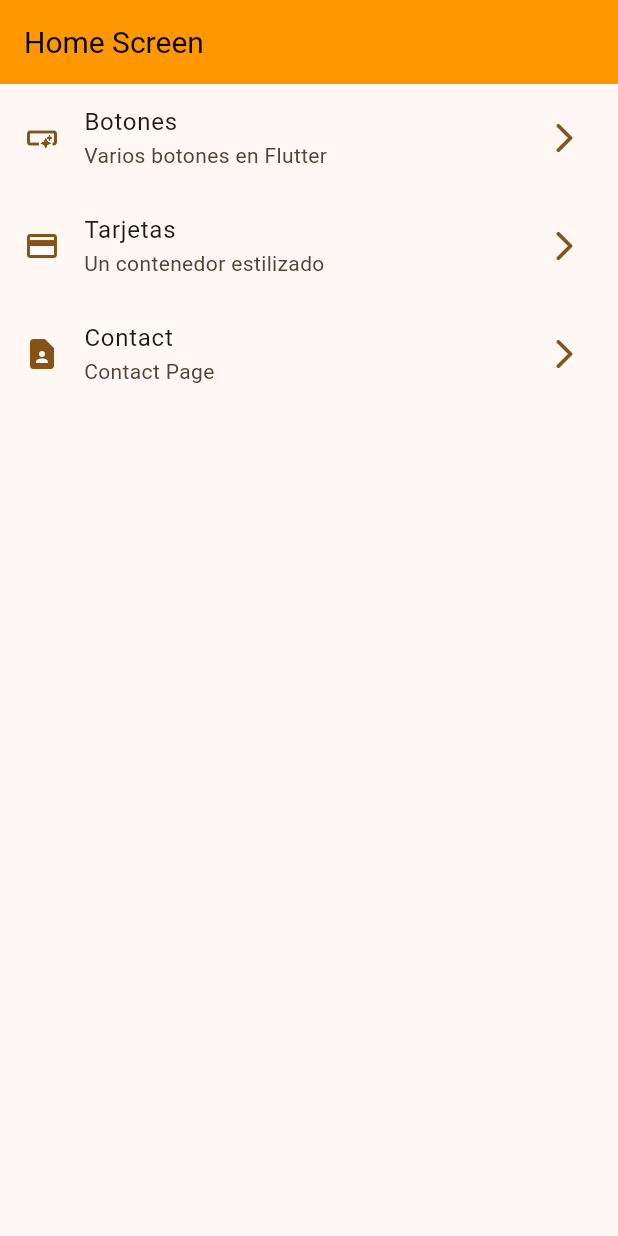
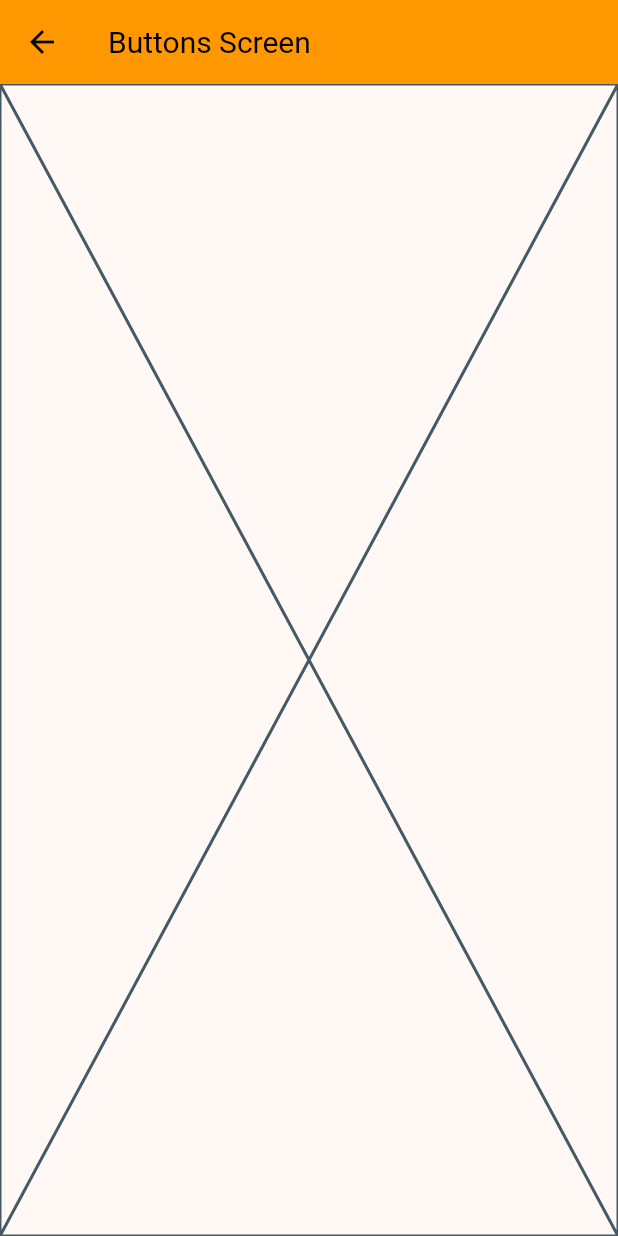
Before and after one commit to Assassins1432/widgets_app, a Flutter app: the screen it shows after launch, after a tap on "Botones", on a phone screen of 412 x 824 dp. Run offline on Flutter 3.47's test engine with Material 3 defaults, Android fonts, the phone set to English and light mode, and no system bars; our stand-ins replace go_router.

Commit message:
go router configurado

```diff
--- a/lib/config/menu/menu_items.dart
+++ b/lib/config/menu/menu_items.dart
@@ -24,7 +24,7 @@ const appMenuItems = <MenuItem>[
   MenuItem(
     title: 'Tarjetas',
     subTitle: 'Un contenedor estilizado',
-    link: '/card',
+    link: '/cards',
     icon: Icons.credit_card,
   ),
   MenuItem(
--- /dev/null
+++ b/lib/config/router/app_router.dart
@@ -0,0 +1,23 @@
+import 'package:go_router/go_router.dart';
+import 'package:widgets_app/presentation/screens/screens.dart';
+
+final appRouter = GoRouter(initialLocation: '/', routes: [
+  GoRoute(
+    path: '/',
+    builder: (context, state) {
+      return const HomeScreen();
+    },
+  ),
+  GoRoute(
+    path: '/buttons',
+    builder: (context, state) {
+      return const ButtonsScreen();
+    },
+  ),
+  GoRoute(
+    path: '/cards',
+    builder: (context, state) {
+      return const CardsScreen();
+    },
+  ),
+]);
--- a/lib/main.dart
+++ b/lib/main.dart
@@ -1,6 +1,6 @@
 import 'package:flutter/material.dart';
+import 'package:widgets_app/config/router/app_router.dart';
 import 'package:widgets_app/config/theme/app_theme.dart';
-import 'package:widgets_app/presentation/screens/home/home_screen.dart';
 
 void main() {
   runApp(const MainApp());
@@ -11,10 +11,10 @@ class MainApp extends StatelessWidget {
 
   @override
   Widget build(BuildContext context) {
-    return MaterialApp(
+    return MaterialApp.router(
+      routerConfig: appRouter,
       debugShowCheckedModeBanner: false,
       theme: AppTheme(selectedColor: 4).getTheme(),
-      home: const HomeScreen(),
     );
   }
 }
--- /dev/null
+++ b/lib/presentation/screens/buttons/buttons_screen.dart
@@ -0,0 +1,15 @@
+import 'package:flutter/material.dart';
+
+class ButtonsScreen extends StatelessWidget {
+  const ButtonsScreen({super.key});
+
+  @override
+  Widget build(BuildContext context) {
+    return Scaffold(
+      appBar: AppBar(
+        title: const Text('Buttons Screen'),
+      ),
+      body: const Placeholder(),
+    );
+  }
+}
--- a/lib/presentation/screens/home/home_screen.dart
+++ b/lib/presentation/screens/home/home_screen.dart
@@ -1,5 +1,7 @@
 import 'package:flutter/material.dart';
+import 'package:go_router/go_router.dart';
 import 'package:widgets_app/config/menu/menu_items.dart';
+import 'package:widgets_app/presentation/screens/buttons/buttons_screen.dart';
 
 class HomeScreen extends StatelessWidget {
   const HomeScreen({super.key});
@@ -52,7 +54,7 @@ class _CustomListTile extends StatelessWidget {
         color: colors.primary,
       ),
       onTap: () {
-        //TODO: Implement navigation
+        context.push(menuItem.link);
       },
     );
   }
--- /dev/null
+++ b/lib/presentation/screens/screens.dart
@@ -0,0 +1,3 @@
+export 'package:widgets_app/presentation/screens/buttons/buttons_screen.dart';
+export 'package:widgets_app/presentation/screens/cards/cards_screen.dart';
+export 'package:widgets_app/presentation/screens/home/home_screen.dart';
--- a/pubspec.yaml
+++ b/pubspec.yaml
@@ -9,11 +9,12 @@ environment:
 dependencies:
   flutter:
     sdk: flutter
+  go_router: ^14.2.1
 
 dev_dependencies:
+  flutter_lints: ^3.0.0
   flutter_test:
     sdk: flutter
-  flutter_lints: ^3.0.0
 
 flutter:
   uses-material-design: true
```
Also changed, not shown: lib/presentation/screens/cards/cards_screen.dart (added, +15 -0 lines), pubspec.lock.
